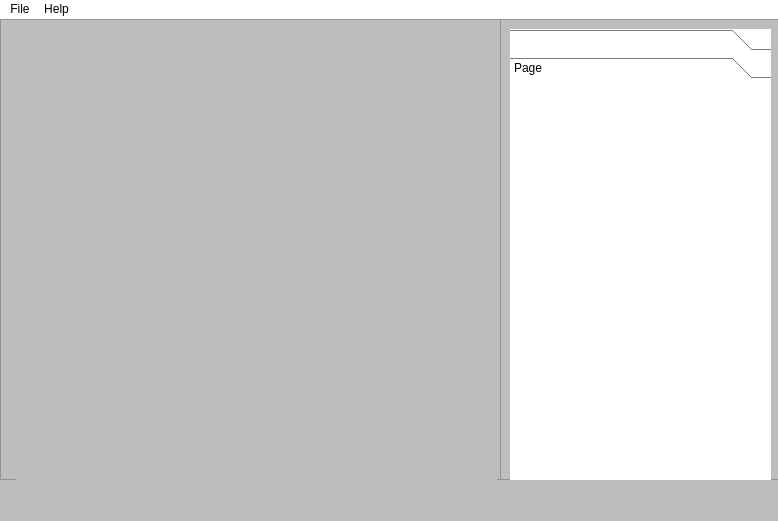
Qt form zpo-project/mainwindow.ui (mike005/ZPO-project) before a commit.
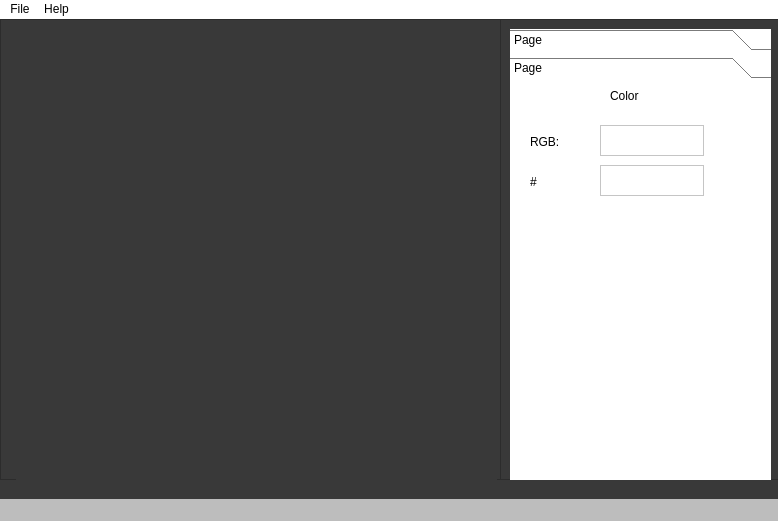
The same form after that commit. The open tabs and pages were chosen to show the change.

Commit message: displayed default file, the open file dialog isn't finished yet

Diff of the .ui file:
```diff
--- a/zpo-project/mainwindow.ui
+++ b/zpo-project/mainwindow.ui
@@ -17,6 +17,9 @@
    <string notr="true">background-color: rgb(189, 189, 189);</string>
   </property>
   <widget class="QWidget" name="centralwidget">
+   <property name="styleSheet">
+    <string notr="true">background-color: rgb(57, 57, 57);</string>
+   </property>
    <widget class="QFrame" name="displayFrame">
     <property name="geometry">
      <rect>
@@ -26,6 +29,12 @@
       <height>461</height>
      </rect>
     </property>
+    <property name="minimumSize">
+     <size>
+      <width>0</width>
+      <height>0</height>
+     </size>
+    </property>
     <property name="autoFillBackground">
      <bool>false</bool>
     </property>
@@ -47,6 +56,18 @@
      <property name="text">
       <string/>
      </property>
+     <property name="scaledContents">
+      <bool>false</bool>
+     </property>
+     <property name="alignment">
+      <set>Qt::AlignCenter</set>
+     </property>
+     <property name="wordWrap">
+      <bool>false</bool>
+     </property>
+     <property name="openExternalLinks">
+      <bool>false</bool>
+     </property>
     </widget>
    </widget>
    <widget class="QFrame" name="infoFrame">
@@ -81,16 +102,75 @@
        <string notr="true">color: rgb(0, 0, 0);</string>
       </property>
       <attribute name="label">
-       <string/>
+       <string>Page</string>
       </attribute>
      </widget>
-     <widget class="QWidget" name="Pixel">
-      <property name="styleSheet">
-       <string notr="true">color: rgb(0, 0, 0);</string>
-      </property>
+     <widget class="QWidget" name="toolboxImage">
       <attribute name="label">
        <string>Page</string>
       </attribute>
+      <widget class="QLabel" name="label">
+       <property name="geometry">
+        <rect>
+         <x>100</x>
+         <y>0</y>
+         <width>61</width>
+         <height>21</height>
+        </rect>
+       </property>
+       <property name="styleSheet">
+        <string notr="true">font: 75 12pt &quot;MS Shell Dlg 2&quot;;</string>
+       </property>
+       <property name="text">
+        <string>Color</string>
+       </property>
+      </widget>
+      <widget class="QLabel" name="label_2">
+       <property name="geometry">
+        <rect>
+         <x>20</x>
+         <y>50</y>
+         <width>47</width>
+         <height>13</height>
+        </rect>
+       </property>
+       <property name="text">
+        <string>RGB: </string>
+       </property>
+      </widget>
+      <widget class="QLabel" name="label_3">
+       <property name="geometry">
+        <rect>
+         <x>20</x>
+         <y>90</y>
+         <width>47</width>
+         <height>13</height>
+        </rect>
+       </property>
+       <property name="text">
+        <string>#</string>
+       </property>
+      </widget>
+      <widget class="QTextEdit" name="textEdit">
+       <property name="geometry">
+        <rect>
+         <x>90</x>
+         <y>40</y>
+         <width>104</width>
+         <height>31</height>
+        </rect>
+       </property>
+      </widget>
+      <widget class="QTextEdit" name="textEdit_2">
+       <property name="geometry">
+        <rect>
+         <x>90</x>
+         <y>80</y>
+         <width>104</width>
+         <height>31</height>
+        </rect>
+       </property>
+      </widget>
      </widget>
     </widget>
    </widget>
```
Left out of the diff: 57 changed lines with no effect on the pictures. The commit also changes 6 other files.
